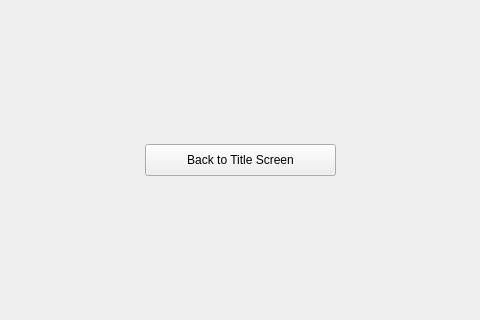
Qt form endgame.ui (bstee615/project) before a commit; both pictures show x 271 to 751 and y 236 to 556 of the 1024 by 768 pixel window.
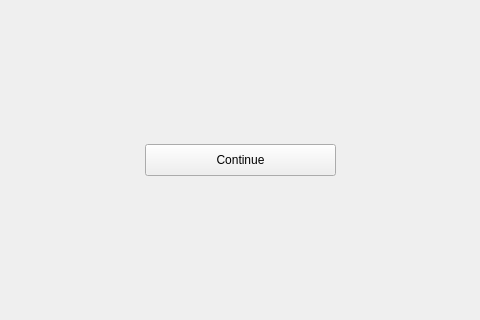
The same form after that commit. Icons and pictures are not drawn.

Commit message: Moved new high score page logic to after showing game over screen

```diff
--- a/endgame.ui
+++ b/endgame.ui
@@ -42,7 +42,7 @@
     </rect>
    </property>
    <property name="text">
-    <string>Back to Title Screen</string>
+    <string>Continue</string>
    </property>
   </widget>
  </widget>
```
The commit also changes 11 other files.
